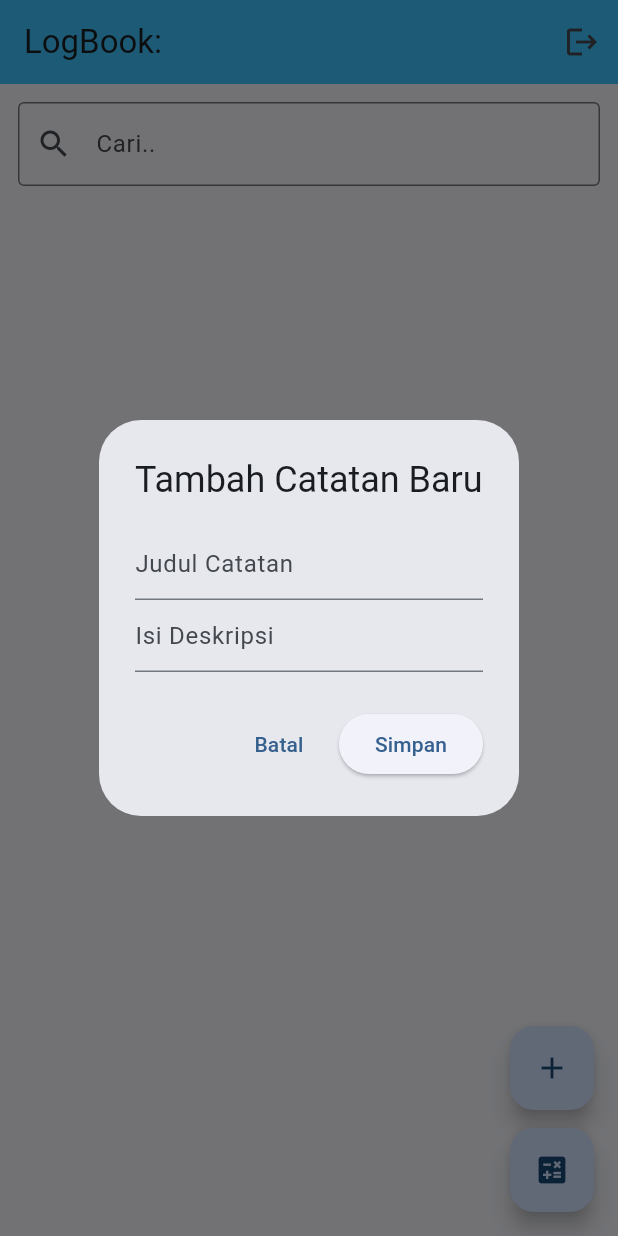
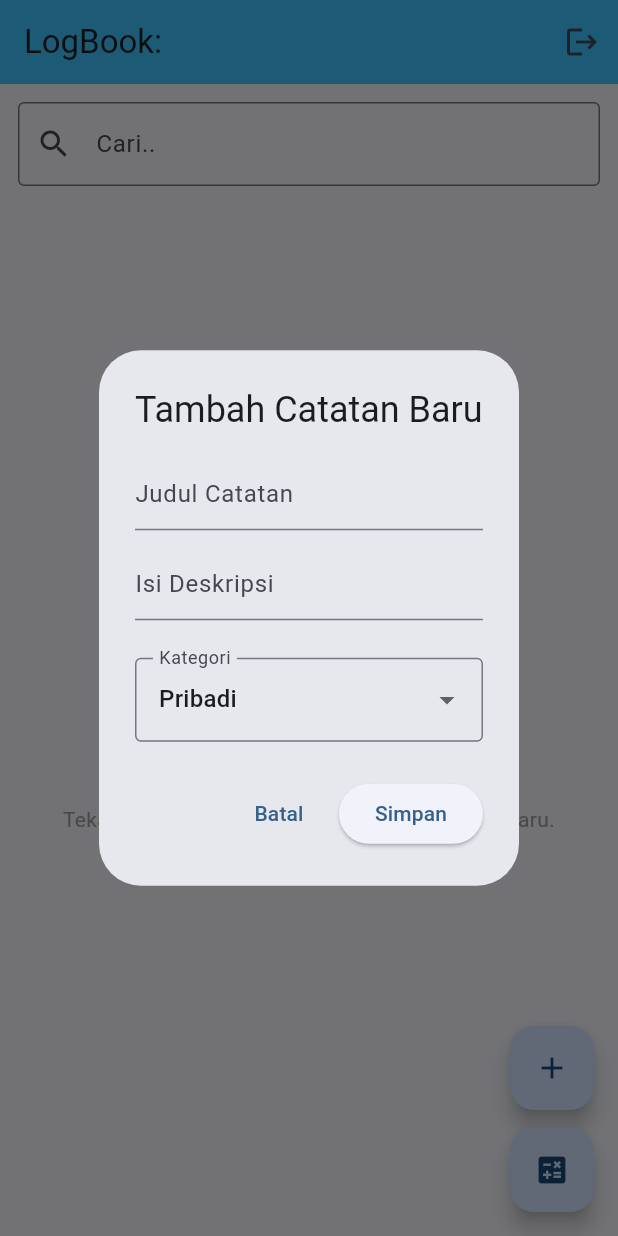
Before and after one commit to Ridhoss/Proyek4-MobileApp, a Flutter app: the LogView screen opened directly with empty values, after a tap on the "add" icon, on a phone screen of 412 x 824 dp. Run offline on Flutter 3.47's test engine with Material 3 defaults, Android fonts, the phone set to English and light mode, and no system bars; our stand-ins replace shared_preferences; accounts and stored records are empty.

Commit message:
feat: tag and combobox

```diff
--- a/lib/controller/log_controller.dart
+++ b/lib/controller/log_controller.dart
@@ -13,11 +13,12 @@ class LogController {
     loadFromDisk();
   }
 
-  void addLog(String title, String desc) {
+  void addLog(String title, String desc, String category) {
     final newLog = LogModel(
       title: title,
       date: DateTime.now().toString(),
       description: desc,
+      category: category
     );
 
     _allLogs.add(newLog);
@@ -25,11 +26,12 @@ class LogController {
     saveToDisk();
   }
 
-  void updateLog(int index, String title, String desc) {
+  void updateLog(int index, String title, String desc, String category) {
     final updatedLog = LogModel(
       title: title,
       date: DateTime.now().toString(),
       description: desc,
+      category: category
     );
 
     _allLogs[index] = updatedLog;
--- a/lib/controller/login_controller.dart
+++ b/lib/controller/login_controller.dart
@@ -1,5 +1,5 @@
 class LoginController {
-  final Map<String, String> _users = {"admin": "123", "ridho": "password"};
+  final Map<String, String> _users = {"admin": "123", "ridho": "123"};
 
   bool login(String username, String password) {
     if (_users.containsKey(username) &&
--- a/lib/features/logbook/counter_view.dart
+++ b/lib/features/logbook/counter_view.dart
@@ -2,7 +2,6 @@ import 'package:flutter/material.dart';
 import 'package:logbook_app_059/components/logbook/header_bar.dart';
 import 'package:logbook_app_059/components/logbook/history_section.dart';
 import 'package:logbook_app_059/controller/counter_controller.dart';
-import 'package:logbook_app_059/features/logbook/log_view.dart';
 
 class CounterView extends StatefulWidget {
   final String username;
--- a/lib/features/logbook/log_view.dart
+++ b/lib/features/logbook/log_view.dart
@@ -14,7 +14,21 @@ class LogView extends StatefulWidget {
 
 class _LogViewState extends State<LogView> {
   final LogController _controller = LogController();
-  String _searchQuery = "";
+
+  Color _getCategoryColor(String category) {
+    switch (category) {
+      case "Kerja":
+        return Colors.green;
+      case "Kuliah":
+        return Colors.blue;
+      case "Urgent":
+        return Colors.red;
+      case "Pribadi":
+        return Colors.blue;
+      default:
+        return Colors.grey; // Lainnya
+    }
+  }
 
   @override
   Widget build(BuildContext context) {
@@ -40,7 +54,35 @@ class _LogViewState extends State<LogView> {
               valueListenable: _controller.logsNotif,
               builder: (context, currentLogs, child) {
                 if (currentLogs.isEmpty) {
-                  return const Center(child: Text("Belum ada catatan."));
+                  return Center(
+                    child: Padding(
+                      padding: const EdgeInsets.all(24),
+                      child: Column(
+                        mainAxisSize: MainAxisSize.min,
+                        children: const [
+                          Icon(
+                            Icons.note_alt_outlined,
+                            size: 80,
+                            color: Colors.grey,
+                          ),
+                          SizedBox(height: 16),
+                          Text(
+                            "Belum ada catatan",
+                            style: TextStyle(
+                              fontSize: 20,
+                              fontWeight: FontWeight.bold,
+                            ),
+                          ),
+                          SizedBox(height: 8),
+                          Text(
+                            "Tekan tombol + untuk menambahkan catatan baru.",
+                            textAlign: TextAlign.center,
+                            style: TextStyle(color: Colors.grey),
+                          ),
+                        ],
+                      ),
+                    ),
+                  );
                 }
                 return ListView.builder(
                   itemCount: currentLogs.length,
@@ -50,12 +92,26 @@ class _LogViewState extends State<LogView> {
                       child: ListTile(
                         leading: const Icon(Icons.note),
                         title: Text(log.title),
-                        subtitle: Text(log.description),
+                        subtitle: Column(
+                          crossAxisAlignment: CrossAxisAlignment.start,
+                          children: [
+                            Text(log.description),
+                            const SizedBox(height: 6),
+                            Chip(
+                              label: Text(log.category),
+                              backgroundColor: _getCategoryColor(log.category),
+                              labelStyle: const TextStyle(color: Colors.white),
+                              padding: const EdgeInsets.symmetric(
+                                horizontal: 8,
+                              ),
+                            ),
+                          ],
+                        ),
                         trailing: Row(
                           mainAxisSize: MainAxisSize.min,
                           children: [
                             IconButton(
-                              icon: const Icon(Icons.edit, color: Colors.blue),
+                              icon: const Icon(Icons.edit, color: Colors.green),
                               onPressed: () => _showEditLogDialog(index, log),
                             ),
                             IconButton(
@@ -101,22 +157,56 @@ class _LogViewState extends State<LogView> {
 
   final TextEditingController _titleController = TextEditingController();
   final TextEditingController _contentController = TextEditingController();
+  String _selectedCategory = "Pribadi";
+  final List<String> _categories = [
+    "Pribadi",
+    "Kuliah",
+    "Kerja",
+    "Urgent",
+    "Lainnya",
+  ];
 
   void _showAddLogDialog() {
+    _selectedCategory = _categories.first;
+    _titleController.clear();
+    _contentController.clear();
+
     showDialog(
       context: context,
       builder: (context) => AlertDialog(
         title: const Text("Tambah Catatan Baru"),
         content: Column(
-          mainAxisSize: MainAxisSize.min, // Agar dialog tidak memenuhi layar
+          mainAxisSize: MainAxisSize.min,
           children: [
             TextField(
               controller: _titleController,
               decoration: const InputDecoration(hintText: "Judul Catatan"),
             ),
+            const SizedBox(height: 12),
             TextField(
               controller: _contentController,
               decoration: const InputDecoration(hintText: "Isi Deskripsi"),
+            ),
+            const SizedBox(height: 25),
+            DropdownButtonFormField<String>(
+              value: _selectedCategory,
+              decoration: const InputDecoration(
+                labelText: "Kategori",
+                border: OutlineInputBorder(),
+              ),
+              items: _categories
+                  .map(
+                    (category) => DropdownMenuItem(
+                      value: category,
+                      child: Text(category),
+                    ),
+                  )
+                  .toList(),
+              onChanged: (value) {
+                setState(() {
+                  _selectedCategory = value!;
+                });
+              },
             ),
           ],
         ),
@@ -130,9 +220,12 @@ class _LogViewState extends State<LogView> {
               _controller.addLog(
                 _titleController.text,
                 _contentController.text,
+                _selectedCategory,
               );
 
-              setState(() {});
+              setState(() {
+                _selectedCategory = _categories.first;
+              });
 
               _titleController.clear();
               _contentController.clear();
@@ -148,6 +241,7 @@ class _LogViewState extends State<LogView> {
   void _showEditLogDialog(int index, LogModel log) {
     _titleController.text = log.title;
     _contentController.text = log.description;
+    _selectedCategory = log.category;
     showDialog(
       context: context,
       builder: (context) => AlertDialog(
@@ -156,7 +250,29 @@ class _LogViewState extends State<LogView> {
           mainAxisSize: MainAxisSize.min,
           children: [
             TextField(controller: _titleController),
+            const SizedBox(height: 25),
             TextField(controller: _contentController),
+            const SizedBox(height: 25),
+            DropdownButtonFormField<String>(
+              value: _selectedCategory,
+              decoration: const InputDecoration(
+                labelText: "Kategori",
+                border: OutlineInputBorder(),
+              ),
+              items: _categories
+                  .map(
+                    (category) => DropdownMenuItem(
+                      value: category,
+                      child: Text(category),
+                    ),
+                  )
+                  .toList(),
+              onChanged: (value) {
+                setState(() {
+                  _selectedCategory = value!;
+                });
+              },
+            ),
           ],
         ),
         actions: [
@@ -170,7 +286,13 @@ class _LogViewState extends State<LogView> {
                 index,
                 _titleController.text,
                 _contentController.text,
+                _selectedCategory,
               );
+
+              setState(() {
+                _selectedCategory = _categories.first;
+              });
+
               _titleController.clear();
               _contentController.clear();
               Navigator.pop(context);
--- a/lib/features/logbook/models/log_model.dart
+++ b/lib/features/logbook/models/log_model.dart
@@ -2,11 +2,13 @@ class LogModel {
   final String title;
   final String date;
   final String description;
+  final String category;
 
   LogModel({
     required this.title,
     required this.date,
     required this.description,
+    required this.category
   });
 
   factory LogModel.fromMap(Map<String, dynamic> map) {
@@ -14,6 +16,7 @@ class LogModel {
       title: map['title'],
       date: map['date'],
       description: map['description'],
+      category: map['category'],
     );
   }
 
@@ -21,7 +24,8 @@ class LogModel {
     return {
       'title': title,
       'date': date,
-      'description': description
+      'description': description,
+      'category': category
     };
   }
 }
```
